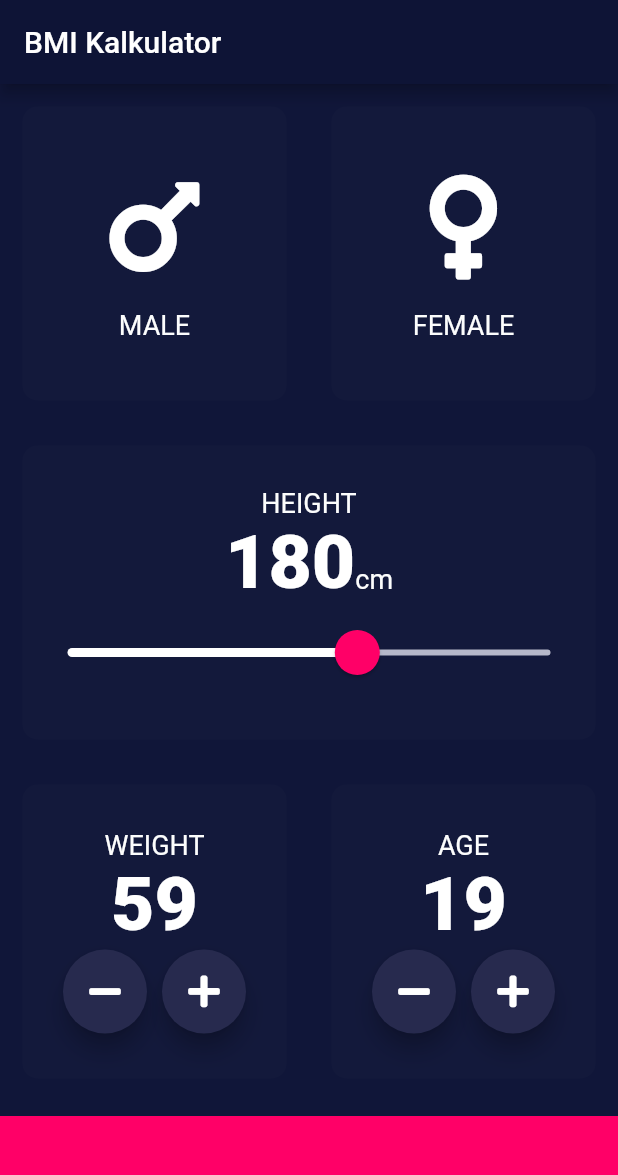
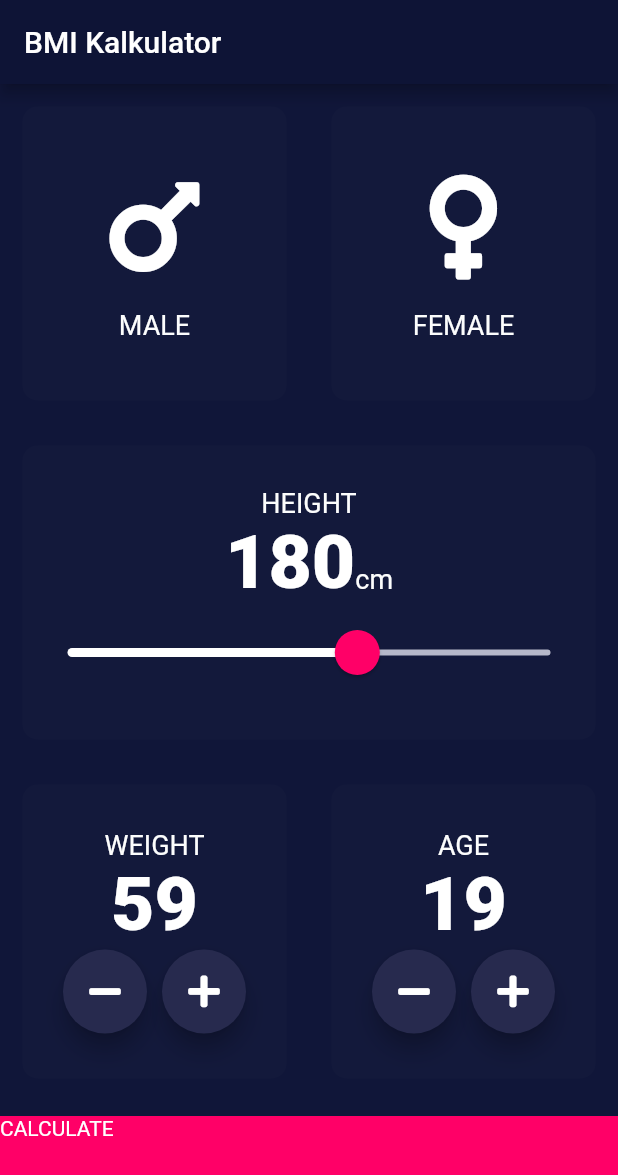
Before and after one commit to adamprabowo/kalkulator_bmi, a Flutter app: the screen it shows after launch, after a tap on an icon or button, on a phone screen of 412 x 824 dp. Shown: the top 1175 px of the screen. Run offline on Flutter 3.47's test engine with Material 2 defaults, Android fonts, the phone set to English and light mode, and no system bars; our stand-ins replace font_awesome_flutter.

```diff
--- a/lib/input_page.dart
+++ b/lib/input_page.dart
@@ -4,6 +4,7 @@ import 'package:font_awesome_flutter/font_awesome_flutter.dart';
 import './icon_content.dart';
 import './reusableCard.dart';
 import './constants.dart';
+import './result_page.dart';
 
 enum Gender {
   male,
@@ -166,8 +167,14 @@ class _InputPageState extends State<InputPage> {
                     cardChild: Column(
                       mainAxisAlignment: MainAxisAlignment.center,
                       children: <Widget>[
-                        Text('AGE', style: kLabelTextStyle,),
-                        Text(age.toString(), style: kNumberTextStyle,),
+                        Text(
+                          'AGE',
+                          style: kLabelTextStyle,
+                        ),
+                        Text(
+                          age.toString(),
+                          style: kNumberTextStyle,
+                        ),
                         Row(
                           mainAxisAlignment: MainAxisAlignment.center,
                           children: <Widget>[
@@ -199,11 +206,18 @@ class _InputPageState extends State<InputPage> {
               ],
             ),
           ),
-          Container(
-            color: kBottomContainColor,
-            margin: EdgeInsets.only(top: 10.0),
-            width: double.infinity,
-            height: kBottomContainerHeight,
+          GestureDetector(
+            onTap: () {
+              Navigator.push(context,
+                  MaterialPageRoute(builder: (context) => ResultPage()));
+            },
+            child: Container(
+              child: Text('CALCULATE'),
+              color: kBottomContainColor,
+              margin: EdgeInsets.only(top: 10.0),
+              width: double.infinity,
+              height: kBottomContainerHeight,
+            ),
           ),
         ],
       ),
```
Also changed, not shown: lib/result_page.dart (added, +15 -0 lines).
